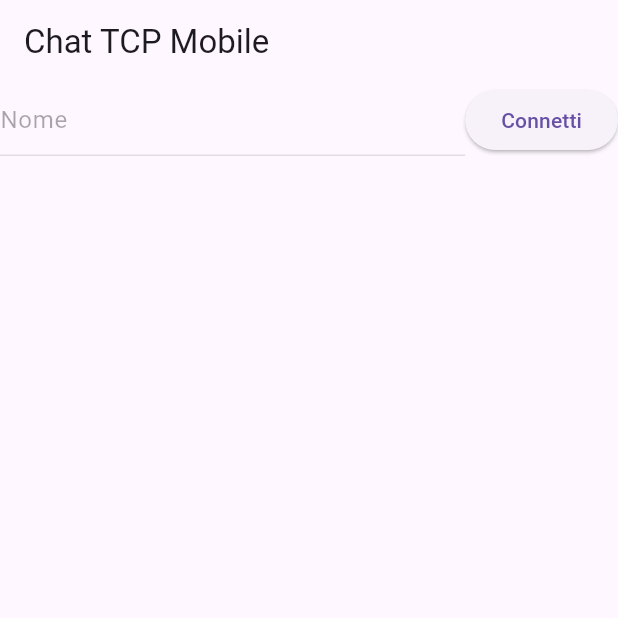
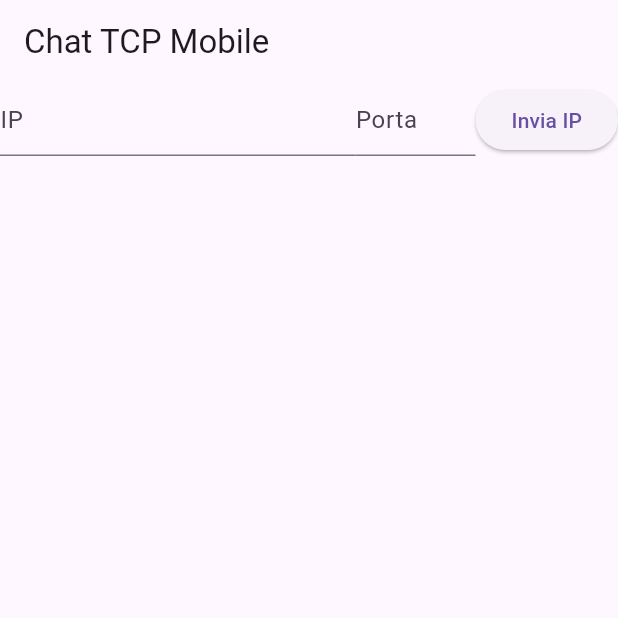
Before and after one commit to RiccardoCazzaro/TPSIT_25-26, a Flutter app: the screen it shows after launch, on a phone screen of 412 x 824 dp, the top half of it. Run offline on Flutter 3.47's test engine with Material 3 defaults, Android fonts, the phone set to English and light mode, and no system bars.

Commit message:
Aggiornamento cartelle

```diff
--- a/Chatroom/Chatroom_mobile/lib/main.dart
+++ b/Chatroom/Chatroom_mobile/lib/main.dart
@@ -27,12 +27,16 @@ class _ChatPageState extends State<ChatPage> {
   TextEditingController nomeController = TextEditingController();
   TextEditingController messaggioController = TextEditingController();
 
+  TextEditingController ipController = TextEditingController();
+  TextEditingController portController = TextEditingController();
+  bool ipInserito = false;
+
   bool connesso = false;
   bool nomeInviato = false;
   String nomeUtente = "";
 
-  String host = "192.168.178.59";
-  int port = 3000;
+  String host = "";
+  int port = 0;
 
   void connettiODisconnetti() {
     if (connesso) {
@@ -43,6 +47,7 @@ class _ChatPageState extends State<ChatPage> {
         nomeInviato = false;
         nomeUtente = "";
         messaggi.clear();
+        ipInserito = false;
       });
       aggiungi("Disconnesso dal server");
       return;
@@ -50,14 +55,17 @@ class _ChatPageState extends State<ChatPage> {
 
     Socket.connect(host, port).then((s) {
       socket = s;
-      setState(() => connesso = true);
-      aggiungi("✔ Connesso al server ${s.remoteAddress.address}:${s.remotePort}");
+      setState(() {
+        connesso = true;
+        ipInserito = true;
+      });
+      aggiungi("Connesso al server ${s.remoteAddress.address}:${s.remotePort}");
 
       socket!.listen((data) {
         String text = utf8.decode(data);
         for (var riga in text.split("\n")) {
           riga = riga.trim();
-          if (riga.isEmpty) continue;
+          if (riga.isNotEmpty)
           aggiungi(riga);
         }
       }, onError: (e) {
@@ -67,6 +75,7 @@ class _ChatPageState extends State<ChatPage> {
           connesso = false;
           nomeInviato = false;
           nomeUtente = "";
+          ipInserito = false;
         });
       }, onDone: () {
         aggiungi("Connessione chiusa dal server");
@@ -75,15 +84,12 @@ class _ChatPageState extends State<ChatPage> {
           connesso = false;
           nomeInviato = false;
           nomeUtente = "";
+          ipInserito = false;
         });
       });
     }).catchError((e) {
-      aggiungi(" Impossibile connettersi: $e");
-      setState(() {
-        connesso = false;
-        nomeInviato = false;
-         nomeUtente = "";
-      });
+      aggiungi("Impossibile connettersi");
+      setState(() => ipInserito = false);
     });
   }
 
@@ -94,12 +100,9 @@ class _ChatPageState extends State<ChatPage> {
       aggiungi("$nomeUtente: $t");
       socket?.write("$t\n");
     } else {
-           String nomeProposto = t;
-           setState(() {
-               nomeUtente = nomeProposto;
+      nomeUtente = t;
       nomeInviato = true;
-             });
-         socket?.write("$nomeProposto\n");
+      socket?.write("$t\n");
     }
   }
 
@@ -111,6 +114,8 @@ class _ChatPageState extends State<ChatPage> {
   void dispose() {
     nomeController.dispose();
     messaggioController.dispose();
+    ipController.dispose();
+    portController.dispose();
     socket?.destroy();
     super.dispose();
   }
@@ -121,6 +126,42 @@ class _ChatPageState extends State<ChatPage> {
       appBar: AppBar(title: const Text("Chat TCP Mobile")),
       body: Column(
         children: [
+          if (!ipInserito)
+            Row(
+              children: [
+                Expanded(
+                  child: TextField(
+                    controller: ipController,
+                    keyboardType: TextInputType.number,
+                    decoration: const InputDecoration(hintText: "IP"),
+                  ),
+                ),
+                SizedBox(
+                  width: 80,
+                  child: TextField(
+                    controller: portController,
+                    keyboardType: TextInputType.number,
+                    decoration: const InputDecoration(hintText: "Porta"),
+                  ),
+                ),
+                ElevatedButton(
+                  onPressed: () {
+                    host = ipController.text.trim();
+                    port = int.tryParse(portController.text.trim()) ?? 0;
+                    if (host.isEmpty || port <= 0) {
+                      aggiungi("IP o porta non validi");
+                      return;
+                    }
+              setState(() {
+                      messaggi.clear();
+            });
+                    connettiODisconnetti();
+                  },
+                  child: const Text("Invia IP"),
+                ),
+              ],
+            ),
+          if (ipInserito)
             Row(
               children: [
                 Expanded(
@@ -137,7 +178,6 @@ class _ChatPageState extends State<ChatPage> {
                       if (t.isNotEmpty) {
                         invia(t);
                         nomeController.clear();
-                      setState(() => nomeInviato = true);
                       } else {
                         aggiungi("Nome non valido");
                       }
@@ -153,15 +193,12 @@ class _ChatPageState extends State<ChatPage> {
 
           const SizedBox(height: 8),
 
-
          Expanded(
-            child: SingleChildScrollView(
-              child: Column(
-                crossAxisAlignment: CrossAxisAlignment.start,
+            child: ListView(
             children: [
-                  for (var m in messaggi) Text(m),
+            for (var m in messaggi)
+                Text(m),
                ],
-              ),
              ),
           ),
 
```
Lines whose indentation alone changed are shown as unchanged.
